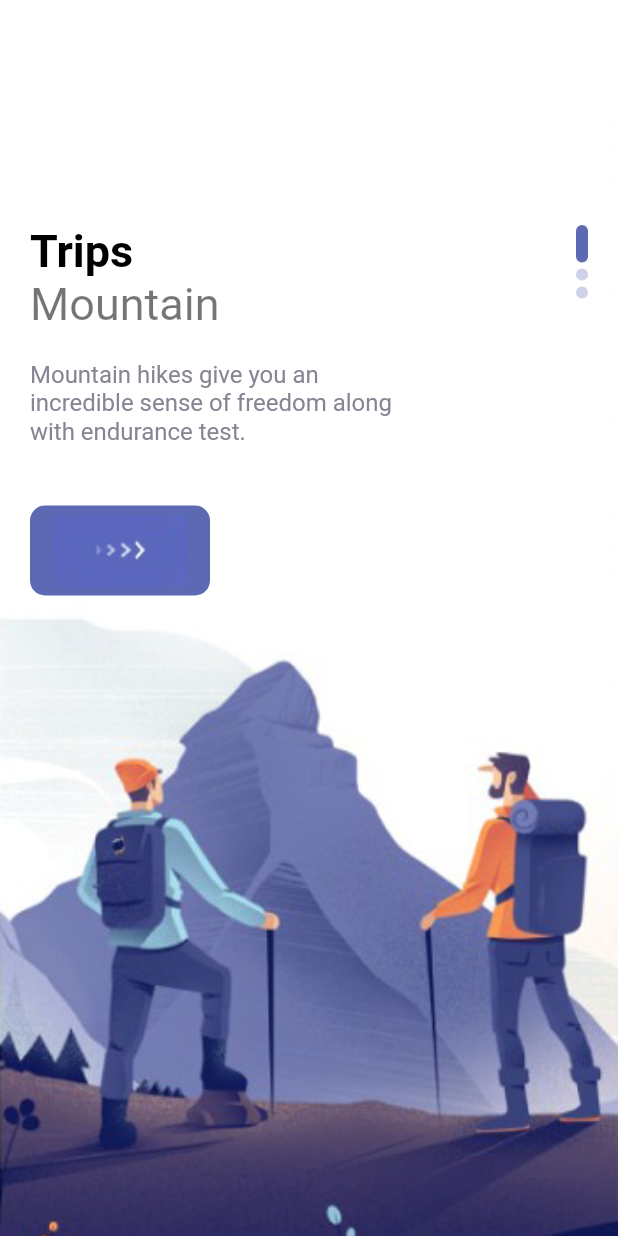
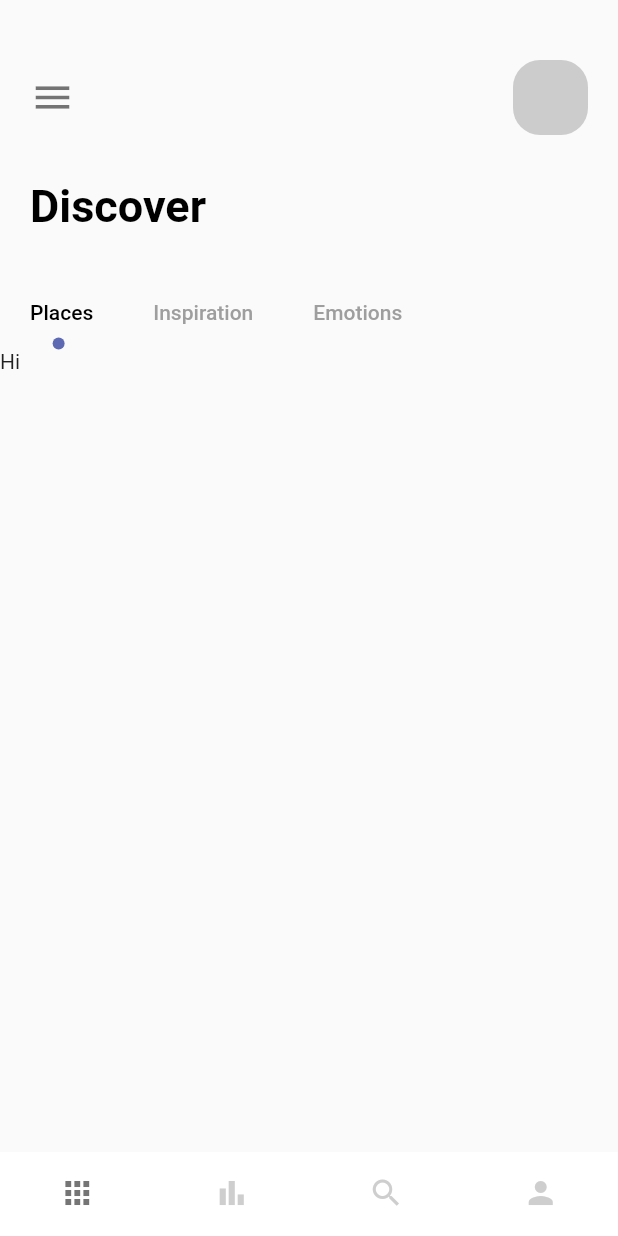
Before and after one commit to Nabendu-Manna/trips, a Flutter app: the screen it shows after launch, on a phone screen of 412 x 824 dp. Run offline on Flutter 3.47's test engine with Material 2 defaults, Android fonts, the phone set to English and light mode, and no system bars.

Commit message:
home page tab and nav

```diff
--- a/lib/main.dart
+++ b/lib/main.dart
@@ -1,4 +1,5 @@
 import 'package:flutter/material.dart';
+import 'package:trips/pages/navpages/main-page.dart';
 import 'package:trips/pages/welcome-page.dart';
 
 void main() {
@@ -18,7 +19,7 @@ class MyApp extends StatelessWidget {
 
         primarySwatch: Colors.blue,
       ),
-      home: WelcomePage()
+      home: MainPage()
     );
   }
 }
--- /dev/null
+++ b/lib/pages/navpages/bar-item-page.dart
@@ -0,0 +1,15 @@
+import 'package:flutter/cupertino.dart';
+import 'package:flutter/src/foundation/key.dart';
+import 'package:flutter/src/widgets/framework.dart';
+
+class BarItemPage extends StatelessWidget {
+  const BarItemPage({Key? key}) : super(key: key);
+
+  @override
+  Widget build(BuildContext context) {
+    return Container(
+        child: Center(
+      child: Text("My Page"),
+    ));
+  }
+}
--- /dev/null
+++ b/lib/pages/navpages/home-page.dart
@@ -0,0 +1,108 @@
+import 'package:flutter/cupertino.dart';
+import 'package:flutter/material.dart';
+import 'package:flutter/src/foundation/key.dart';
+import 'package:flutter/src/widgets/framework.dart';
+import 'package:trips/misc/colors.dart';
+import 'package:trips/widgets/app-large-text.dart';
+
+class HomePage extends StatefulWidget {
+  const HomePage({Key? key}) : super(key: key);
+
+  @override
+  State<HomePage> createState() => _HomePageState();
+}
+
+class _HomePageState extends State<HomePage> with TickerProviderStateMixin {
+  @override
+  Widget build(BuildContext context) {
+    TabController _tabController = TabController(length: 3, vsync: this);
+    return Scaffold(
+      body: Column(
+        crossAxisAlignment: CrossAxisAlignment.start,
+        children: [
+          Container(
+            padding: const EdgeInsets.only(top: 40, left: 20),
+            child: Row(children: [
+              Icon(Icons.menu, size: 30, color: Colors.black54),
+              Expanded(child: Container()),
+              Container(
+                margin: const EdgeInsets.only(right: 20),
+                width: 50,
+                height: 50,
+                decoration: BoxDecoration(
+                  borderRadius: BorderRadius.circular(18),
+                  color: Colors.grey.withOpacity(0.5)
+                ),
+              )
+            ]),
+          ),
+          SizedBox(height: 30,),
+          Container(
+            margin: const EdgeInsets.only(left: 20),
+            child: AppLargeText(text: "Discover"),
+          ),
+          SizedBox(height: 30,),
+          Container(
+            child: Align(
+              alignment: Alignment.centerLeft,
+              child: TabBar(
+                labelPadding: const EdgeInsets.only(left: 20, right: 20),
+                controller: _tabController,
+                labelColor: Colors.black,
+                unselectedLabelColor: Colors.grey,
+                isScrollable: true,
+                indicatorSize: TabBarIndicatorSize.label,
+                indicator: CircleTabIndicator(color: AppColors.mainColor, radius: 4),
+                tabs: [
+                  Tab(text: "Places"),
+                  Tab(text: "Inspiration"),
+                  Tab(text: "Emotions")
+                ]
+              ),
+            ),
+          ),
+          Container(
+            height: 300,
+            width: double.maxFinite,
+            child: TabBarView(
+              controller: _tabController,
+              children: [
+                Text("Hi"),
+                Text("There"),
+                Text("Bye")
+              ]
+            ),
+          )
+        ],
+      ),
+    );
+  }
+}
+
+class CircleTabIndicator extends Decoration {
+  final Color color;
+  double radius;
+  CircleTabIndicator({required this.color, required this.radius});
+
+  @override
+  BoxPainter createBoxPainter([VoidCallback? onChanged]) {
+    // TODO: implement createBoxPainter
+    return _CirclePainter(color: color, radius: radius);
+  }
+}
+
+class _CirclePainter extends BoxPainter {
+  final Color color;
+  double radius;
+  _CirclePainter({required this.color, required this.radius});
+
+  @override
+  void paint(Canvas canvas, Offset offset, ImageConfiguration configuration) {
+    // TODO: implement paint
+    Paint _paint = Paint();
+    _paint.color = color;
+    _paint.isAntiAlias = true;
+    final Offset circularOffset = Offset(configuration.size!.width/2 - radius/2, configuration.size!.height - radius);
+    canvas.drawCircle(offset + circularOffset, radius, _paint);
+  }
+}
--- /dev/null
+++ b/lib/pages/navpages/main-page.dart
@@ -0,0 +1,58 @@
+import 'package:flutter/material.dart';
+import 'package:flutter/src/foundation/key.dart';
+import 'package:flutter/src/widgets/framework.dart';
+import 'package:trips/pages/navpages/bar-item-page.dart';
+import 'package:trips/pages/navpages/home-page.dart';
+import 'package:trips/pages/navpages/my-page.dart';
+import 'package:trips/pages/navpages/search-page.dart';
+
+class MainPage extends StatefulWidget {
+  const MainPage({Key? key}) : super(key: key);
+
+  @override
+  State<MainPage> createState() => _MainPageState();
+}
+
+class _MainPageState extends State<MainPage> {
+  List pages = [
+    HomePage(),
+    BarItemPage(),
+    SearchPage(),
+    MyPage()
+  ];
+
+  int currentIndex = 0;
+
+  void onTap(int index){
+    setState(() {
+      currentIndex = index;
+    });
+  }
+
+  @override
+  Widget build(BuildContext context) {
+    return Scaffold(
+      backgroundColor: Colors.white,
+      body: pages[currentIndex],
+      bottomNavigationBar: BottomNavigationBar(
+        // unselectedFontSize: 0,
+        // selectedFontSize: 0,
+        type: BottomNavigationBarType.fixed,
+        backgroundColor: Colors.white,
+        onTap: onTap,
+        currentIndex: currentIndex,
+        selectedItemColor: Colors.black54,
+        unselectedItemColor: Colors.grey.withOpacity(0.5),
+        showUnselectedLabels: false,
+        showSelectedLabels: false,
+        elevation: 0,
+        items: [
+          BottomNavigationBarItem(label: "Home", icon: Icon(Icons.apps)),
+          BottomNavigationBarItem(label: "Bar", icon: Icon(Icons.bar_chart_sharp)),
+          BottomNavigationBarItem(label: "Search", icon: Icon(Icons.search)),
+          BottomNavigationBarItem(label: "My", icon: Icon(Icons.person))
+        ]
+      ),
+    );
+  }
+}
--- /dev/null
+++ b/lib/pages/navpages/my-page.dart
@@ -0,0 +1,15 @@
+import 'package:flutter/cupertino.dart';
+import 'package:flutter/src/foundation/key.dart';
+import 'package:flutter/src/widgets/framework.dart';
+
+class MyPage extends StatelessWidget {
+  const MyPage({Key? key}) : super(key: key);
+
+  @override
+  Widget build(BuildContext context) {
+    return Container(
+        child: Center(
+      child: Text("My Page"),
+    ));
+  }
+}
--- /dev/null
+++ b/lib/pages/navpages/search-page.dart
@@ -0,0 +1,18 @@
+import 'package:flutter/cupertino.dart';
+import 'package:flutter/src/foundation/key.dart';
+import 'package:flutter/src/widgets/framework.dart';
+
+class SearchPage extends StatelessWidget {
+  const SearchPage({Key? key}) : super(key: key);
+
+  @override
+  Widget build(BuildContext context) {
+    return  Container(
+      child: Center(
+        child: Text(
+          "Search Page"
+        ),
+      )
+    );
+  }
+}
```
